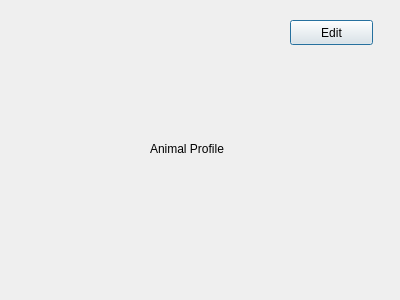
Qt form cuac/animalprofiledialog.ui (ducongo/comp3004winter2019) before a commit.
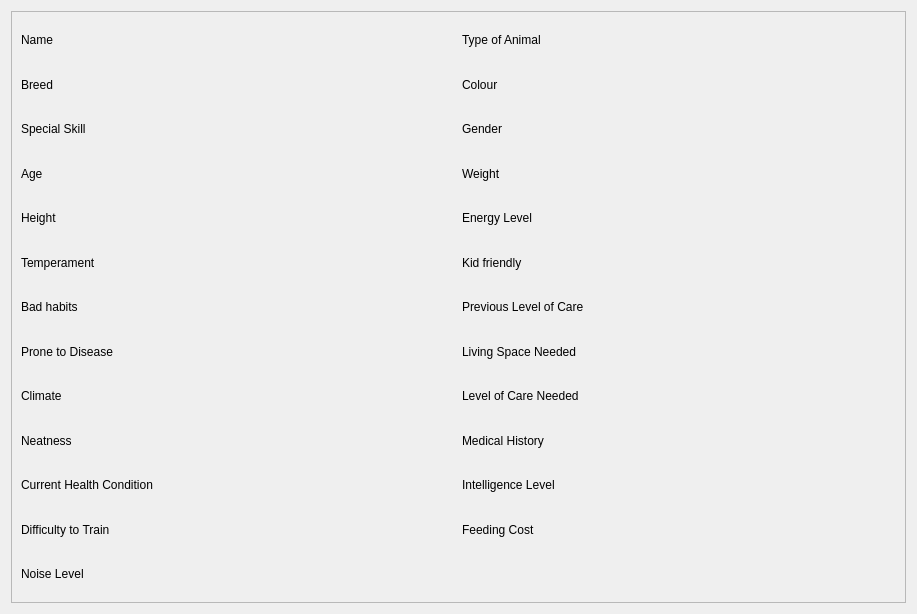
The same form after that commit.

Commit message: Animal Profile UI done

```diff
--- a/cuac/animalprofiledialog.ui
+++ b/cuac/animalprofiledialog.ui
@@ -6,39 +6,209 @@
    <rect>
     <x>0</x>
     <y>0</y>
-    <width>400</width>
-    <height>300</height>
+    <width>917</width>
+    <height>614</height>
    </rect>
   </property>
   <property name="windowTitle">
    <string>Dialog</string>
   </property>
-  <widget class="QLabel" name="label">
-   <property name="geometry">
-    <rect>
-     <x>150</x>
-     <y>140</y>
-     <width>111</width>
-     <height>17</height>
-    </rect>
-   </property>
-   <property name="text">
-    <string>Animal Profile</string>
-   </property>
-  </widget>
-  <widget class="QPushButton" name="pushButton">
-   <property name="geometry">
-    <rect>
-     <x>290</x>
-     <y>20</y>
-     <width>83</width>
-     <height>25</height>
-    </rect>
-   </property>
-   <property name="text">
-    <string>Edit</string>
-   </property>
-  </widget>
+  <layout class="QGridLayout" name="gridLayout">
+   <item row="0" column="0">
+    <widget class="QScrollArea" name="scrollArea">
+     <property name="widgetResizable">
+      <bool>true</bool>
+     </property>
+     <widget class="QWidget" name="scrollAreaWidgetContents_3">
+      <property name="geometry">
+       <rect>
+        <x>0</x>
+        <y>0</y>
+        <width>897</width>
+        <height>594</height>
+       </rect>
+      </property>
+      <layout class="QGridLayout" name="gridLayout_2">
+       <item row="7" column="0">
+        <widget class="QLabel" name="height">
+         <property name="text">
+          <string>Height</string>
+         </property>
+        </widget>
+       </item>
+       <item row="4" column="0">
+        <widget class="QLabel" name="special_skill">
+         <property name="text">
+          <string>Special Skill</string>
+         </property>
+        </widget>
+       </item>
+       <item row="18" column="0">
+        <widget class="QLabel" name="current_health_condition">
+         <property name="text">
+          <string>Current Health Condition</string>
+         </property>
+        </widget>
+       </item>
+       <item row="0" column="1">
+        <widget class="QLabel" name="type_of_animal">
+         <property name="text">
+          <string>Type of Animal</string>
+         </property>
+        </widget>
+       </item>
+       <item row="11" column="1">
+        <widget class="QLabel" name="previous_level_of_care">
+         <property name="text">
+          <string>Previous Level of Care</string>
+         </property>
+        </widget>
+       </item>
+       <item row="17" column="0">
+        <widget class="QLabel" name="neatness">
+         <property name="text">
+          <string>Neatness</string>
+         </property>
+        </widget>
+       </item>
+       <item row="13" column="0">
+        <widget class="QLabel" name="prone_to_disease">
+         <property name="text">
+          <string>Prone to Disease</string>
+         </property>
+        </widget>
+       </item>
+       <item row="4" column="1">
+        <widget class="QLabel" name="gender">
+         <property name="text">
+          <string>Gender</string>
+         </property>
+        </widget>
+       </item>
+       <item row="17" column="1">
+        <widget class="QLabel" name="medical_history">
+         <property name="text">
+          <string>Medical History</string>
+         </property>
+        </widget>
+       </item>
+       <item row="10" column="1">
+        <widget class="QLabel" name="kid_friendly">
+         <property name="text">
+          <string>Kid friendly</string>
+         </property>
+        </widget>
+       </item>
+       <item row="11" column="0">
+        <widget class="QLabel" name="bad_habits">
+         <property name="text">
+          <string>Bad habits</string>
+         </property>
+        </widget>
+       </item>
+       <item row="0" column="0">
+        <widget class="QLabel" name="name">
+         <property name="text">
+          <string>Name</string>
+         </property>
+        </widget>
+       </item>
+       <item row="2" column="1">
+        <widget class="QLabel" name="colour">
+         <property name="text">
+          <string>Colour</string>
+         </property>
+        </widget>
+       </item>
+       <item row="6" column="0">
+        <widget class="QLabel" name="age">
+         <property name="text">
+          <string>Age</string>
+         </property>
+        </widget>
+       </item>
+       <item row="15" column="0">
+        <widget class="QLabel" name="climate">
+         <property name="text">
+          <string>Climate</string>
+         </property>
+        </widget>
+       </item>
+       <item row="2" column="0">
+        <widget class="QLabel" name="breed">
+         <property name="text">
+          <string>Breed</string>
+         </property>
+        </widget>
+       </item>
+       <item row="10" column="0">
+        <widget class="QLabel" name="temperament">
+         <property name="text">
+          <string>Temperament</string>
+         </property>
+        </widget>
+       </item>
+       <item row="6" column="1">
+        <widget class="QLabel" name="weight">
+         <property name="text">
+          <string>Weight</string>
+         </property>
+        </widget>
+       </item>
+       <item row="7" column="1">
+        <widget class="QLabel" name="energy_level">
+         <property name="text">
+          <string>Energy Level</string>
+         </property>
+        </widget>
+       </item>
+       <item row="13" column="1">
+        <widget class="QLabel" name="living_space_needed">
+         <property name="text">
+          <string>Living Space Needed</string>
+         </property>
+        </widget>
+       </item>
+       <item row="15" column="1">
+        <widget class="QLabel" name="level_of_care_needed">
+         <property name="text">
+          <string>Level of Care Needed</string>
+         </property>
+        </widget>
+       </item>
+       <item row="18" column="1">
+        <widget class="QLabel" name="intelligence_level">
+         <property name="text">
+          <string>Intelligence Level</string>
+         </property>
+        </widget>
+       </item>
+       <item row="19" column="0">
+        <widget class="QLabel" name="difficulty_to_train">
+         <property name="text">
+          <string>Difficulty to Train</string>
+         </property>
+        </widget>
+       </item>
+       <item row="19" column="1">
+        <widget class="QLabel" name="feeding_cost">
+         <property name="text">
+          <string>Feeding Cost</string>
+         </property>
+        </widget>
+       </item>
+       <item row="20" column="0">
+        <widget class="QLabel" name="noise_level">
+         <property name="text">
+          <string>Noise Level</string>
+         </property>
+        </widget>
+       </item>
+      </layout>
+     </widget>
+    </widget>
+   </item>
+  </layout>
  </widget>
  <resources/>
  <connections/>
```
The commit also changes 2 other files.
